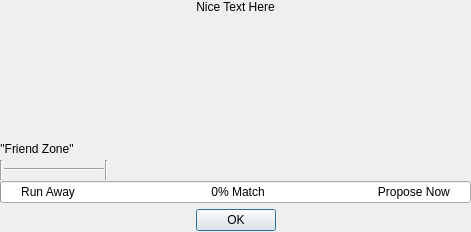
Qt form ui/results.ui (smartycope/Rose) before a commit.
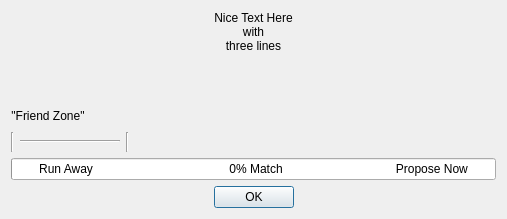
The same form after that commit.

Diff of the .ui file:
```diff
--- a/ui/results.ui
+++ b/ui/results.ui
@@ -9,40 +9,29 @@
    <rect>
     <x>0</x>
     <y>0</y>
-    <width>471</width>
-    <height>232</height>
+    <width>503</width>
+    <height>219</height>
    </rect>
   </property>
+  <property name="minimumSize">
+   <size>
+    <width>0</width>
+    <height>219</height>
+   </size>
+  </property>
   <property name="windowTitle">
    <string>Results</string>
   </property>
   <property name="modal">
    <bool>true</bool>
   </property>
-  <widget class="QWidget" name="centralwidget" native="true">
-   <property name="geometry">
-    <rect>
-     <x>0</x>
-     <y>0</y>
-     <width>100</width>
-     <height>30</height>
-    </rect>
-   </property>
-  </widget>
-  <widget class="QWidget" name="verticalLayoutWidget">
-   <property name="geometry">
-    <rect>
-     <x>0</x>
-     <y>0</y>
-     <width>471</width>
-     <height>231</height>
-    </rect>
-   </property>
-   <layout class="QVBoxLayout" name="mainLayout">
+  <layout class="QVBoxLayout" name="verticalLayout_2">
     <item>
      <widget class="QLabel" name="resultsLabel">
       <property name="text">
-       <string>Nice Text Here</string>
+      <string>Nice Text Here
+with
+three lines</string>
       </property>
       <property name="alignment">
        <set>Qt::AlignCenter</set>
@@ -66,11 +55,6 @@
      </spacer>
     </item>
     <item>
-     <layout class="QVBoxLayout" name="verticalLayout">
-      <property name="spacing">
-       <number>1</number>
-      </property>
-      <item>
        <layout class="QHBoxLayout" name="horizontalLayout_2">
         <item>
          <widget class="QLabel" name="label_4">
@@ -146,6 +130,12 @@
       </item>
       <item>
        <widget class="QProgressBar" name="matchBar">
+     <property name="minimumSize">
+      <size>
+       <width>456</width>
+       <height>0</height>
+      </size>
+     </property>
         <property name="value">
          <number>0</number>
         </property>
@@ -160,10 +150,14 @@
         </property>
        </widget>
       </item>
-     </layout>
-    </item>
     <item>
      <widget class="QDialogButtonBox" name="buttonBox">
+     <property name="minimumSize">
+      <size>
+       <width>485</width>
+       <height>0</height>
+      </size>
+     </property>
       <property name="standardButtons">
        <set>QDialogButtonBox::Ok</set>
       </property>
@@ -173,7 +167,6 @@
      </widget>
     </item>
    </layout>
-  </widget>
  </widget>
  <resources/>
  <connections>
```
Lines whose indentation alone changed are shown as unchanged.
